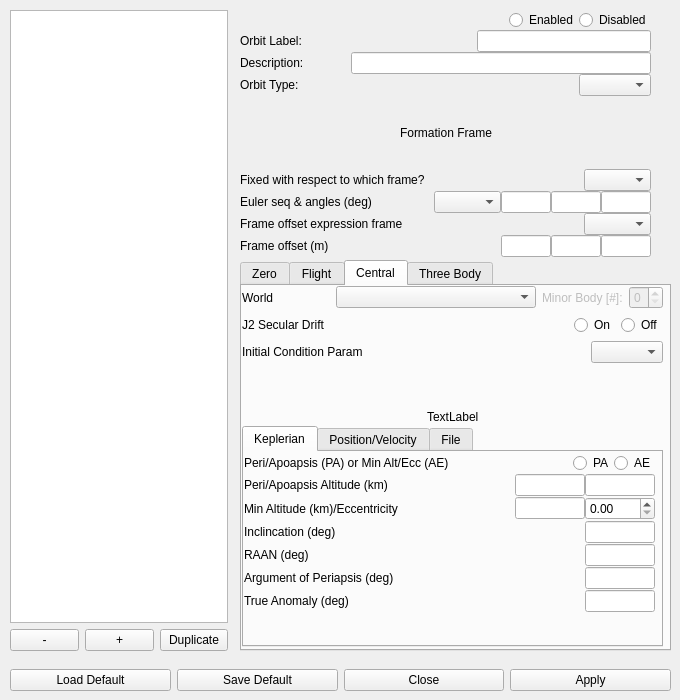
Before: the Qt Designer form dsm_gui/orb_menu.ui in pavelgalchenko/dsm_gui, drawn with Qt 5.
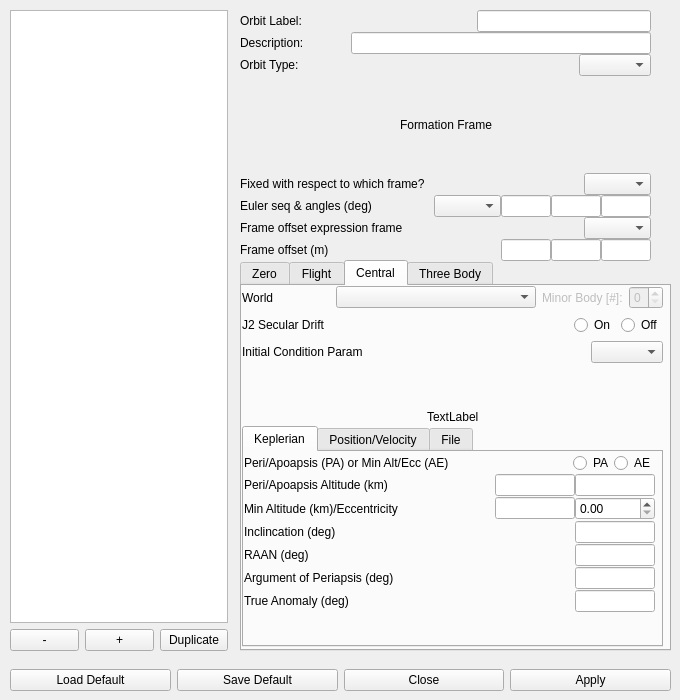
After: the same form once the commit is applied. The open tabs and pages were chosen to show the change.

Commit message: Removed Orbit enabled buttons and increased size on some lineEdit boxes.

```diff
--- a/dsm_gui/orb_menu.ui
+++ b/dsm_gui/orb_menu.ui
@@ -604,13 +604,13 @@
             <widget class="QLineEdit" name="orbCentKepPeriAlt">
              <property name="minimumSize">
               <size>
-               <width>70</width>
+               <width>80</width>
                <height>0</height>
               </size>
              </property>
              <property name="maximumSize">
               <size>
-               <width>70</width>
+               <width>80</width>
                <height>16777215</height>
               </size>
              </property>
@@ -623,13 +623,13 @@
             <widget class="QLineEdit" name="orbCentKepApoAlt">
              <property name="minimumSize">
               <size>
-               <width>70</width>
+               <width>80</width>
                <height>0</height>
               </size>
              </property>
              <property name="maximumSize">
               <size>
-               <width>70</width>
+               <width>80</width>
                <height>16777215</height>
               </size>
              </property>
@@ -663,13 +663,13 @@
             <widget class="QLineEdit" name="orbCentKepMinAlt">
              <property name="minimumSize">
               <size>
-               <width>70</width>
+               <width>80</width>
                <height>0</height>
               </size>
              </property>
              <property name="maximumSize">
               <size>
-               <width>70</width>
+               <width>80</width>
                <height>16777215</height>
               </size>
              </property>
@@ -679,13 +679,13 @@
             <widget class="QDoubleSpinBox" name="orbCentKepEcc">
              <property name="minimumSize">
               <size>
-               <width>70</width>
+               <width>80</width>
                <height>0</height>
               </size>
              </property>
              <property name="maximumSize">
               <size>
-               <width>70</width>
+               <width>80</width>
                <height>16777215</height>
               </size>
              </property>
@@ -722,13 +722,13 @@
             <widget class="QLineEdit" name="orbCentKepInc">
              <property name="minimumSize">
               <size>
-               <width>70</width>
+               <width>80</width>
                <height>0</height>
               </size>
              </property>
              <property name="maximumSize">
               <size>
-               <width>70</width>
+               <width>80</width>
                <height>16777215</height>
               </size>
              </property>
@@ -762,13 +762,13 @@
             <widget class="QLineEdit" name="orbCentKepRAAN">
              <property name="minimumSize">
               <size>
-               <width>70</width>
+               <width>80</width>
                <height>0</height>
               </size>
              </property>
              <property name="maximumSize">
               <size>
-               <width>70</width>
+               <width>80</width>
                <height>16777215</height>
               </size>
              </property>
@@ -802,13 +802,13 @@
             <widget class="QLineEdit" name="orbCentKepArgPeri">
              <property name="minimumSize">
               <size>
-               <width>70</width>
+               <width>80</width>
                <height>0</height>
               </size>
              </property>
              <property name="maximumSize">
               <size>
-               <width>70</width>
+               <width>80</width>
                <height>16777215</height>
               </size>
              </property>
@@ -842,13 +842,13 @@
             <widget class="QLineEdit" name="orbCentKepTA">
              <property name="minimumSize">
               <size>
-               <width>70</width>
+               <width>80</width>
                <height>0</height>
               </size>
              </property>
              <property name="maximumSize">
               <size>
-               <width>70</width>
+               <width>80</width>
                <height>16777215</height>
               </size>
              </property>
@@ -2042,57 +2042,13 @@
       <x>240</x>
       <y>10</y>
       <width>411</width>
-      <height>247</height>
+      <height>251</height>
      </rect>
     </property>
     <layout class="QVBoxLayout" name="verticalLayout_2">
      <property name="spacing">
       <number>0</number>
      </property>
-     <item>
-      <layout class="QHBoxLayout" name="horizontalLayout_33">
-       <item>
-        <widget class="QLabel" name="label_38">
-         <property name="text">
-          <string/>
-         </property>
-        </widget>
-       </item>
-       <item>
-        <spacer name="horizontalSpacer">
-         <property name="orientation">
-          <enum>Qt::Horizontal</enum>
-         </property>
-         <property name="sizeHint" stdset="0">
-          <size>
-           <width>40</width>
-           <height>20</height>
-          </size>
-         </property>
-        </spacer>
-       </item>
-       <item>
-        <widget class="QRadioButton" name="orbEnabled_on">
-         <property name="text">
-          <string>Enabled</string>
-         </property>
-         <attribute name="buttonGroup">
-          <string notr="true">orbEnabled</string>
-         </attribute>
-        </widget>
-       </item>
-       <item>
-        <widget class="QRadioButton" name="orbEnabled_off">
-         <property name="text">
-          <string>Disabled</string>
-         </property>
-         <attribute name="buttonGroup">
-          <string notr="true">orbEnabled</string>
-         </attribute>
-        </widget>
-       </item>
-      </layout>
-     </item>
      <item>
       <layout class="QHBoxLayout" name="horizontalLayout_47">
        <item>
```
Left out of the diff: 27 changed lines with no effect on the pictures. The commit also changes 1 other file.
